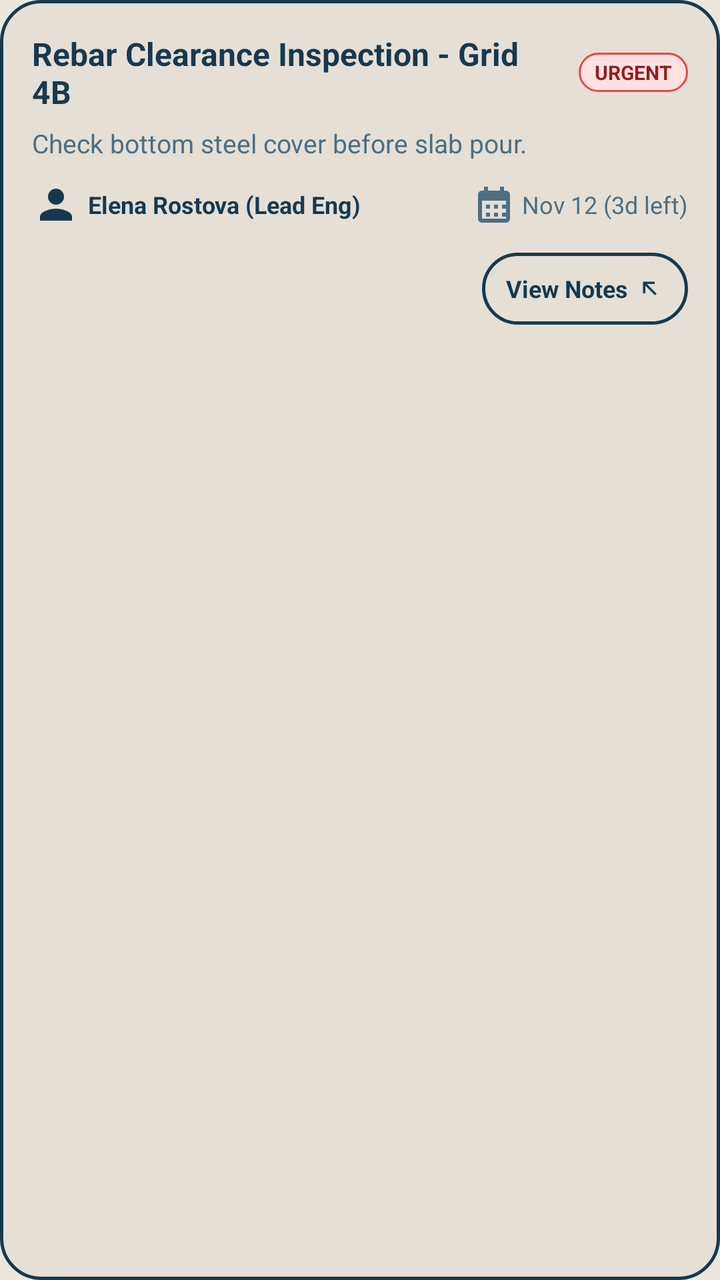
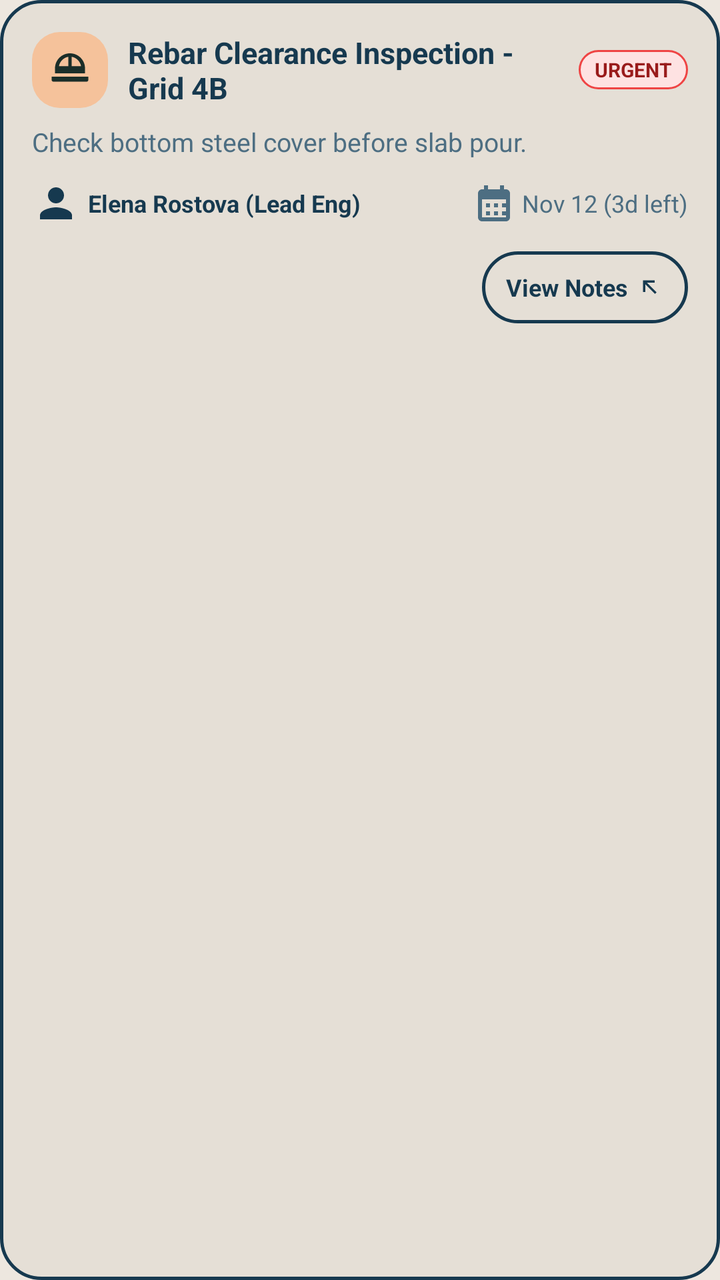

Compare the two renders of this Android layout. The source of the first and the diff that turns it into the second are given below.
<!-- AndroidManifest.xml: application theme Theme.SiteSync -->
<!-- res/layout/item_task_card.xml -->
<?xml version="1.0" encoding="utf-8"?>
<LinearLayout xmlns:android="http://schemas.android.com/apk/res/android"
    xmlns:app="http://schemas.android.com/apk/res-auto"
    android:layout_width="match_parent"
    android:layout_height="wrap_content"
    android:orientation="vertical"
    android:background="@drawable/bg_card_outlined"
    android:padding="16dp"
    android:layout_marginBottom="12dp">

    
    <RelativeLayout
        android:layout_width="match_parent"
        android:layout_height="wrap_content"
        android:layout_marginBottom="6dp">

        <TextView
            android:id="@+id/tvTaskTitle"
            android:layout_width="wrap_content"
            android:layout_height="wrap_content"
            android:layout_alignParentStart="true"
            android:layout_toStartOf="@+id/tvPriorityBadge"
            android:layout_marginEnd="8dp"
            android:text="Rebar Clearance Inspection - Grid 4B"
            android:textColor="@color/text_oxide_primary"
            android:textSize="16sp"
            android:textStyle="bold" />

        <TextView
            android:id="@+id/tvPriorityBadge"
            android:layout_width="wrap_content"
            android:layout_height="wrap_content"
            android:layout_alignParentEnd="true"
            android:layout_centerVertical="true"
            android:text="URGENT"
            android:textSize="10sp"
            android:textStyle="bold"
            android:background="@drawable/bg_badge_urgent"
            android:textColor="#991B1B"
            android:paddingStart="8dp"
            android:paddingEnd="8dp"
            android:paddingTop="3dp"
            android:paddingBottom="3dp" />
    </RelativeLayout>

    
    <TextView
        android:id="@+id/tvTaskDescription"
        android:layout_width="match_parent"
        android:layout_height="wrap_content"
        android:text="Check bottom steel cover before slab pour."
        android:textColor="@color/text_oxide_secondary"
        android:textSize="13sp"
        android:maxLines="2"
        android:ellipsize="end"
        android:layout_marginBottom="10dp" />

    
    <LinearLayout
        android:layout_width="match_parent"
        android:layout_height="wrap_content"
        android:orientation="horizontal"
        android:gravity="center_vertical"
        android:layout_marginBottom="12dp">

        
        <TextView
            android:id="@+id/tvAssignee"
            android:layout_width="0dp"
            android:layout_height="wrap_content"
            android:layout_weight="1"
            android:text="Elena Rostova (Lead Eng)"
            android:drawableStart="@drawable/ic_person"
            android:drawablePadding="4dp"
            android:drawableTint="@color/text_oxide_primary"
            android:gravity="center_vertical"
            android:textColor="@color/text_oxide_primary"
            android:textSize="12sp"
            android:textStyle="bold" />

        
        <TextView
            android:id="@+id/tvDueDate"
            android:layout_width="wrap_content"
            android:layout_height="wrap_content"
            android:text="Nov 12 (3d left)"
            android:drawableStart="@drawable/ic_calendar_toggle"
            android:drawablePadding="4dp"
            android:drawableTint="@color/text_oxide_secondary"
            android:gravity="center_vertical"
            android:textColor="@color/text_oxide_secondary"
            android:textSize="12sp" />
    </LinearLayout>

    
    <RelativeLayout
        android:layout_width="match_parent"
        android:layout_height="wrap_content">

        
        <Spinner
            android:id="@+id/spinnerStatus"
            android:layout_width="wrap_content"
            android:layout_height="36dp"
            android:layout_alignParentStart="true"
            android:layout_centerVertical="true"
            android:background="@drawable/bg_dropdown_small"
            android:paddingStart="10dp"
            android:paddingEnd="10dp" />

        
        <LinearLayout
            android:id="@+id/btnViewNotes"
            android:layout_width="wrap_content"
            android:layout_height="36dp"
            android:layout_alignParentEnd="true"
            android:layout_centerVertical="true"
            android:background="@drawable/btn_secondary_outline"
            android:gravity="center_vertical"
            android:paddingStart="12dp"
            android:paddingEnd="12dp"
            android:clickable="true"
            android:focusable="true">

            <TextView
                android:layout_width="wrap_content"
                android:layout_height="wrap_content"
                android:text="View Notes"
                android:textColor="@color/oxide_blue_primary"
                android:textSize="12sp"
                android:textStyle="bold" />

            <ImageView
                android:layout_width="14dp"
                android:layout_height="14dp"
                android:layout_marginStart="4dp"
                android:src="@drawable/ic_arrow_diagonal"
                app:tint="@color/oxide_blue_primary"
                android:contentDescription="Expand" />
        </LinearLayout>
    </RelativeLayout>

</LinearLayout>
<!-- resources referenced by this layout -->
<resources>
  <color name="oxide_blue_primary">#16394F</color>
  <color name="text_oxide_primary">#16394F</color>
  <color name="text_oxide_secondary">#4D6E82</color>
  <!-- drawable bg_badge_urgent (drawable) -->
  <?xml version="1.0" encoding="utf-8"?>
  <shape xmlns:android="http://schemas.android.com/apk/res/android"
      android:shape="rectangle">
      <solid android:color="#FEE2E2" />
      <stroke
          android:width="1dp"
          android:color="#EF4444" />
      <corners android:radius="12dp" />
  </shape>
  <!-- drawable bg_card_outlined (drawable) -->
  <?xml version="1.0" encoding="utf-8"?>
  <shape xmlns:android="http://schemas.android.com/apk/res/android"
      android:shape="rectangle">
      <solid android:color="@color/warm_ash_surface" />
      <stroke
          android:width="1.5dp"
          android:color="@color/stroke_oxide_blue" />
      <corners android:radius="20dp" />
  </shape>
  <!-- drawable bg_dropdown_small (drawable) -->
  <?xml version="1.0" encoding="utf-8"?>
  <shape xmlns:android="http://schemas.android.com/apk/res/android"
      android:shape="rectangle">
      <solid android:color="@color/warm_ash_surface" />
      <stroke
          android:width="1dp"
          android:color="@color/stroke_oxide_blue" />
      <corners android:radius="8dp" />
  </shape>
  <!-- drawable ic_arrow_diagonal (drawable) -->
  <vector xmlns:android="http://schemas.android.com/apk/res/android"
      android:width="24dp"
      android:height="24dp"
      android:viewportWidth="24"
      android:viewportHeight="24">
    <path
        android:fillColor="#16394F"
        android:pathData="M6,6l10,0l0,2l-6.59,0l8.3,8.29l-1.42,1.42L8,9.41L8,16L6,16L6,6z"/>
  </vector>
  <!-- drawable ic_calendar_toggle (drawable) -->
  <vector xmlns:android="http://schemas.android.com/apk/res/android"
      android:width="20dp"
      android:height="20dp"
      android:viewportWidth="20"
      android:viewportHeight="20">
    <path
        android:fillColor="#141414"
        android:pathData="M16,3h-1V1h-2v2H7V1H5v2H4C2.9,3 2,3.9 2,5v12c0,1.1 0.9,2 2,2h12c1.1,0 2,-0.9 2,-2V5c0,-1.1 -0.9,-2 -2,-2zm0,14H4V8h12v9zM6,10h2v2H6zm4,0h2v2h-2zm4,0h2v2h-2zm-8,4h2v2H6zm4,0h2v2h-2zm4,0h2v2h-2z"/>
  </vector>
  <!-- drawable ic_person (drawable) -->
  <vector xmlns:android="http://schemas.android.com/apk/res/android"
      android:width="24dp"
      android:height="24dp"
      android:viewportWidth="24"
      android:viewportHeight="24">
      <path
          android:fillColor="#64748B"
          android:pathData="M12,12c2.21,0 4,-1.79 4,-4s-1.79,-4 -4,-4 -4,1.79 -4,4 1.79,4 4,4zM12,14c-2.67,0 -8,1.34 -8,4v2h16v-2c0,-2.66 -5.33,-4 -8,-4z" />
  </vector>
  <color name="warm_ash_surface">#E5DFD6</color>
  <color name="stroke_oxide_blue">#16394F</color>
  <color name="warm_ash_surface_alt">#DBD4CA</color>
  <color name="warm_ash_base">#EDE7DF</color>
  <color name="oxide_blue_dark">#0E2636</color>
  <color name="text_on_oxide_white">#FFFFFF</color>
  <color name="oxide_blue_light">#24526E</color>
  <color name="text_oxide_muted">#7E98A8</color>
  <!-- unchanged entries left out for length: 2 -->
</resources>

<!-- the commit's change to res/layout/item_task_card.xml (unified diff, before → after) -->
@@ -9,29 +9,51 @@
     android:layout_marginBottom="12dp">
 
     
-    <RelativeLayout
+    <LinearLayout
         android:layout_width="match_parent"
         android:layout_height="wrap_content"
-        android:layout_marginBottom="6dp">
+        android:orientation="horizontal"
+        android:gravity="center_vertical"
+        android:layout_marginBottom="8dp">
 
-        <TextView
-            android:id="@+id/tvTaskTitle"
-            android:layout_width="wrap_content"
+        <FrameLayout
+            android:id="@+id/layoutTaskCategoryIcon"
+            android:layout_width="38dp"
+            android:layout_height="38dp"
+            android:background="@drawable/bg_squircle_brand"
+            android:layout_marginEnd="10dp">
+
+            <ImageView
+                android:id="@+id/ivTaskCategoryIcon"
+                android:layout_width="20dp"
+                android:layout_height="20dp"
+                android:layout_gravity="center"
+                android:src="@drawable/ic_construction"
+                app:tint="@color/forest_surface_deep"
+                android:contentDescription="Task Category" />
+        </FrameLayout>
+
+        <LinearLayout
+            android:layout_width="0dp"
             android:layout_height="wrap_content"
-            android:layout_alignParentStart="true"
-            android:layout_toStartOf="@+id/tvPriorityBadge"
-            android:layout_marginEnd="8dp"
-            android:text="Rebar Clearance Inspection - Grid 4B"
-            android:textColor="@color/text_oxide_primary"
-            android:textSize="16sp"
-            android:textStyle="bold" />
+            android:layout_weight="1"
+            android:orientation="vertical">
+
+            <TextView
+                android:id="@+id/tvTaskTitle"
+                android:layout_width="match_parent"
+                android:layout_height="wrap_content"
+                android:text="Rebar Clearance Inspection - Grid 4B"
+                android:textColor="@color/text_oxide_primary"
+                android:textSize="15sp"
+                android:textStyle="bold" />
+        </LinearLayout>
 
         <TextView
             android:id="@+id/tvPriorityBadge"
             android:layout_width="wrap_content"
             android:layout_height="wrap_content"
-            android:layout_alignParentEnd="true"
-            android:layout_centerVertical="true"
+            android:layout_marginStart="8dp"
             android:text="URGENT"
             android:textSize="10sp"
             android:textStyle="bold"
@@ -41,7 +63,7 @@
             android:paddingEnd="8dp"
             android:paddingTop="3dp"
             android:paddingBottom="3dp" />
-    </RelativeLayout>
+    </LinearLayout>
 
     
     <TextView
<!-- resource entries referenced after the edit -->
@@ -1,5 +1,6 @@
 <!-- resources referenced by this layout -->
 <resources>
+  <color name="forest_surface_deep">#FF1B2E29</color>
   <color name="oxide_blue_primary">#16394F</color>
   <color name="text_oxide_primary">#16394F</color>
   <color name="text_oxide_secondary">#4D6E82</color>
@@ -33,6 +34,13 @@
           android:color="@color/stroke_oxide_blue" />
       <corners android:radius="8dp" />
   </shape>
+  <!-- drawable bg_squircle_brand (drawable) -->
+  <?xml version="1.0" encoding="utf-8"?>
+  <shape xmlns:android="http://schemas.android.com/apk/res/android"
+      android:shape="rectangle">
+      <solid android:color="@color/peach_accent" />
+      <corners android:radius="14dp" />
+  </shape>
   <!-- drawable ic_arrow_diagonal (drawable) -->
   <vector xmlns:android="http://schemas.android.com/apk/res/android"
       android:width="24dp"
@@ -53,6 +61,16 @@
         android:fillColor="#141414"
         android:pathData="M16,3h-1V1h-2v2H7V1H5v2H4C2.9,3 2,3.9 2,5v12c0,1.1 0.9,2 2,2h12c1.1,0 2,-0.9 2,-2V5c0,-1.1 -0.9,-2 -2,-2zm0,14H4V8h12v9zM6,10h2v2H6zm4,0h2v2h-2zm4,0h2v2h-2zm-8,4h2v2H6zm4,0h2v2h-2zm4,0h2v2h-2z"/>
   </vector>
+  <!-- drawable ic_construction (drawable) -->
+  <vector xmlns:android="http://schemas.android.com/apk/res/android"
+      android:width="24dp"
+      android:height="24dp"
+      android:viewportWidth="24"
+      android:viewportHeight="24">
+      <path
+          android:fillColor="#F59E0B"
+          android:pathData="M12,2C7.03,2 3,6.03 3,11v3h18v-3C21,6.03 16.97,2 12,2zM13,4.07C15.84,4.56 18.13,6.85 18.62,9.69L13,9.69V4.07zM11,4.07v5.62H5.38C5.87,6.85 8.16,4.56 11,4.07zM1,16v2c0,0.55 0.45,1 1,1h20c0.55,0 1,-0.45 1,-1v-2H1z" />
+  </vector>
   <!-- drawable ic_person (drawable) -->
   <vector xmlns:android="http://schemas.android.com/apk/res/android"
       android:width="24dp"
@@ -65,6 +83,7 @@
   </vector>
   <color name="warm_ash_surface">#E5DFD6</color>
   <color name="stroke_oxide_blue">#16394F</color>
+  <color name="peach_accent">#F5C29B</color>
   <color name="warm_ash_surface_alt">#DBD4CA</color>
   <color name="warm_ash_base">#EDE7DF</color>
   <color name="oxide_blue_dark">#0E2636</color>
